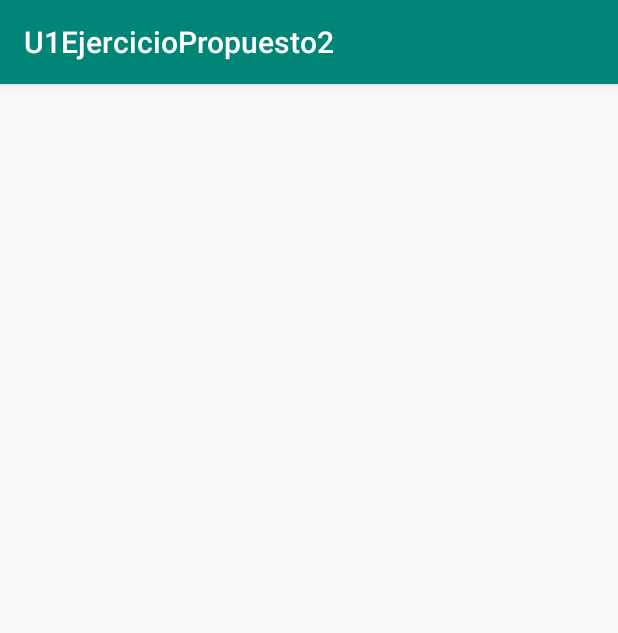
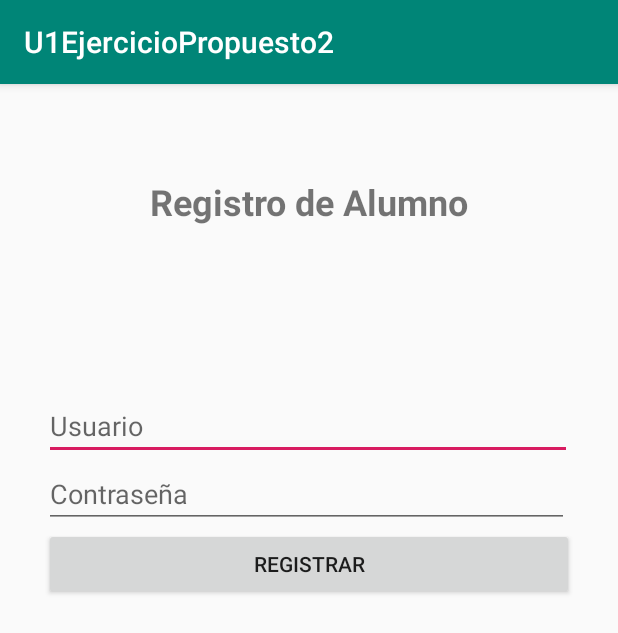
Before and after one commit to ArlynC/U1EjercicioPropuesto2, an Android app: the Registrar screen opened directly, with no data from a screen before it, on a phone screen of 412 x 824 dp. Shown: the top 633 px of the screen. Run offline under Robolectric (Android 15) with nearby library versions, the phone set to English and light mode, and no system bars.

Commit message:
formulario de registro

```diff
--- a/app/src/main/res/layout/activity_registrar.xml
+++ b/app/src/main/res/layout/activity_registrar.xml
@@ -4,6 +4,59 @@
     xmlns:tools="http://schemas.android.com/tools"
     android:layout_width="match_parent"
     android:layout_height="match_parent"
-    tools:context=".Registrar">
+    tools:context=".Login">
 
+    <LinearLayout
+        android:layout_width="373dp"
+        android:layout_height="194dp"
+        android:orientation="vertical"
+        android:padding="10dp"
+        app:layout_constraintBottom_toBottomOf="parent"
+        app:layout_constraintEnd_toEndOf="parent"
+        app:layout_constraintStart_toStartOf="parent"
+        app:layout_constraintTop_toTopOf="parent"
+        app:layout_constraintVertical_bias="0.34">
+
+        <EditText
+            android:id="@+id/TxtUsuario"
+            android:layout_width="352dp"
+            android:layout_height="wrap_content"
+            android:hint="Usuario"
+            android:inputType="text" />
+
+        <EditText
+            android:id="@+id/TxtPassword"
+            android:layout_width="350dp"
+            android:layout_height="wrap_content"
+            android:hint="Contraseña"
+            android:inputType="textPassword" />
+
+        <LinearLayout
+            android:layout_width="match_parent"
+            android:layout_height="match_parent"
+            android:orientation="horizontal">
+
+            <Button
+                android:id="@+id/BtnAceptar"
+                android:layout_width="match_parent"
+                android:layout_height="wrap_content"
+                android:paddingLeft="20dp"
+                android:paddingRight="20dp"
+                android:text="@string/registrar"/>
+
+        </LinearLayout>
+    </LinearLayout>
+
+    <TextView
+        android:id="@+id/textView"
+        android:layout_width="wrap_content"
+        android:layout_height="wrap_content"
+        android:text="Registro de Alumno"
+        android:textSize="24sp"
+        android:textStyle="bold"
+        app:layout_constraintBottom_toBottomOf="parent"
+        app:layout_constraintEnd_toEndOf="parent"
+        app:layout_constraintStart_toStartOf="parent"
+        app:layout_constraintTop_toTopOf="parent"
+        app:layout_constraintVertical_bias="0.084" />
 </androidx.constraintlayout.widget.ConstraintLayout>
--- a/app/src/main/res/values/strings.xml
+++ b/app/src/main/res/values/strings.xml
@@ -12,4 +12,5 @@
     <string name="usuario">Usuario</string>
     <string name="contrasena">Contraseña</string>
     <string name="login">INICIAR SESIÓN</string>
+    <string name="registrar">Registrar</string>
 </resources>
```
